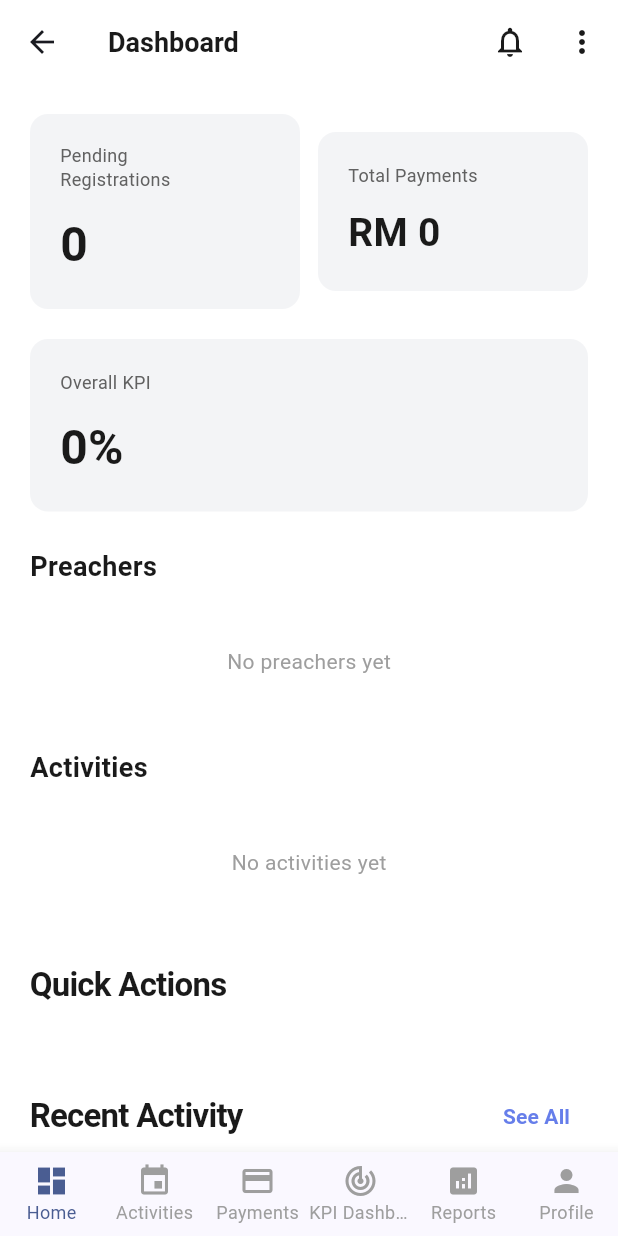
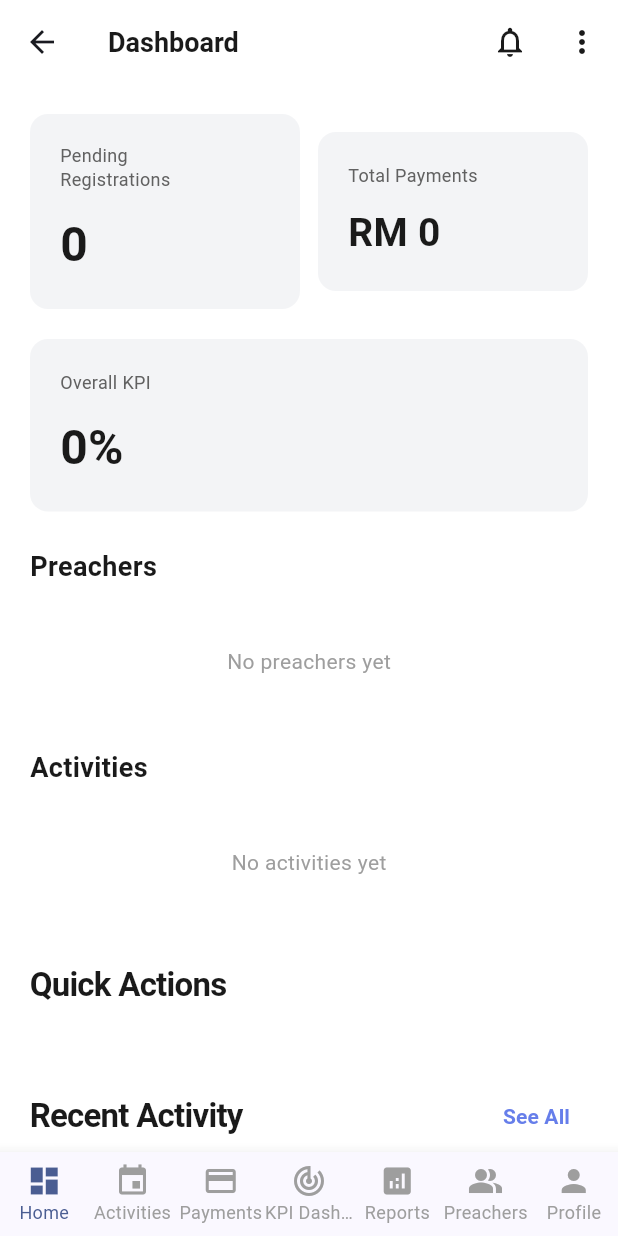
Before and after one commit to Abdulraheem-Bagaber/psmms, a Flutter app: the DashboardScreen screen opened by its route, on a phone screen of 412 x 824 dp. Run offline on Flutter 3.47's test engine with Material 3 defaults, Android fonts, the phone set to English and light mode, and no system bars; our stand-ins replace cloud_firestore, csv, firebase_auth, firebase_core, firebase_storage, geocoding and 6 more; accounts and stored records are empty.

Commit message:
Updated Reports exporting and added preachers to bottom navbar

```diff
--- a/lib/screens/dashboard_screen.dart
+++ b/lib/screens/dashboard_screen.dart
@@ -2126,6 +2126,7 @@ class _DashboardScreenState extends State<DashboardScreen> {
           icon: Icon(Icons.event),
           label: 'Activities',
         ),
+
         const BottomNavigationBarItem(
           icon: Icon(Icons.payment),
           label: 'Payments',
@@ -2141,6 +2142,10 @@ class _DashboardScreenState extends State<DashboardScreen> {
           icon: Icon(Icons.analytics),
           label: 'Reports',
         ),
+        const BottomNavigationBarItem(
+          icon: Icon(Icons.people_alt),
+          label: 'Preachers',
+        ),
 
         if (user.isAdmin)
           const BottomNavigationBarItem(
--- a/pubspec.yaml
+++ b/pubspec.yaml
@@ -47,7 +47,6 @@ dependencies:
   pdf: ^3.11.1
   printing: ^5.13.3
   csv: ^6.0.0
-  path_provider: ^2.1.5
   share_plus: ^10.1.4
   url_launcher: ^6.3.1
   async: ^2.11.0
```
Also changed, not shown: lib/main.dart (+8 -8 lines), lib/viewmodels/report_controller.dart (+9 -7 lines), pubspec.lock.
